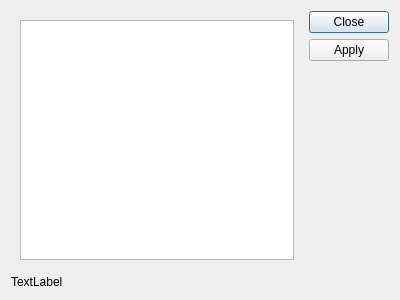
NorthIsMirror/QtZekyllManager, file manager/checkoutdialog.ui: the form before one commit.
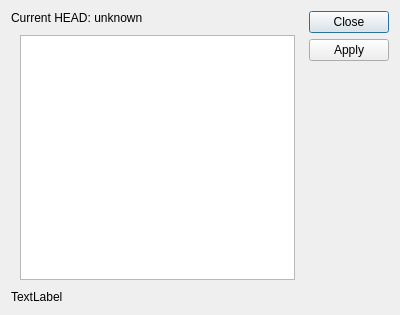
The form after the commit.

Commit message: CheckoutDialog has status information on current HEAD

What changed in the file:
```diff
--- a/manager/checkoutdialog.ui
+++ b/manager/checkoutdialog.ui
@@ -7,15 +7,28 @@
     <x>0</x>
     <y>0</y>
     <width>400</width>
-    <height>300</height>
+    <height>315</height>
    </rect>
   </property>
   <property name="windowTitle">
    <string>Dialog</string>
   </property>
   <layout class="QHBoxLayout" name="horizontalLayout">
+   <property name="spacing">
+    <number>5</number>
+   </property>
    <item>
     <layout class="QVBoxLayout" name="verticalLayout">
+     <property name="spacing">
+      <number>1</number>
+     </property>
+     <item>
+      <widget class="QLabel" name="currentLabel">
+       <property name="text">
+        <string>Current HEAD: unknown</string>
+       </property>
+      </widget>
+     </item>
      <item>
       <widget class="QStackedWidget" name="stackedWidget">
        <property name="currentIndex">
```
The commit also changes 3 other files.
